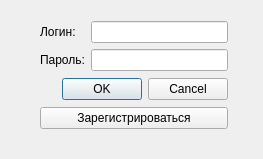
This is UI/login.ui in Klef99/yandexlyceum-pyqt as Qt 5 draws it before an edit. The edited form follows.
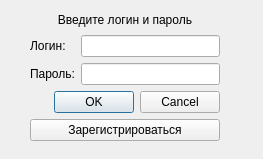
This is the edited form. Icons and pictures are not drawn.

```diff
--- a/UI/login.ui
+++ b/UI/login.ui
@@ -17,15 +17,27 @@
    <iconset>
     <normaloff>../../../Downloads/Books_icon-icons.com_76879.png</normaloff>../../../Downloads/Books_icon-icons.com_76879.png</iconset>
   </property>
-  <widget class="QWidget" name="layoutWidget">
+  <widget class="QWidget" name="">
    <property name="geometry">
     <rect>
-     <x>40</x>
-     <y>20</y>
-     <width>188</width>
-     <height>110</height>
+     <x>30</x>
+     <y>10</y>
+     <width>190</width>
+     <height>131</height>
     </rect>
    </property>
+   <layout class="QVBoxLayout" name="verticalLayout_4">
+    <item>
+     <widget class="QLabel" name="status">
+      <property name="text">
+       <string>Введите логин и пароль</string>
+      </property>
+      <property name="alignment">
+       <set>Qt::AlignCenter</set>
+      </property>
+     </widget>
+    </item>
+    <item>
    <layout class="QVBoxLayout" name="verticalLayout_3">
     <item>
      <layout class="QHBoxLayout" name="horizontalLayout">
@@ -53,7 +65,11 @@
          <widget class="QLineEdit" name="login_text"/>
         </item>
         <item>
-         <widget class="QLineEdit" name="pass_text"/>
+           <widget class="QLineEdit" name="pass_text">
+            <property name="echoMode">
+             <enum>QLineEdit::Password</enum>
+            </property>
+           </widget>
         </item>
        </layout>
       </item>
@@ -75,6 +91,8 @@
        <string>Зарегистрироваться</string>
       </property>
      </widget>
+      </item>
+     </layout>
     </item>
    </layout>
   </widget>
```
Lines whose indentation alone changed are shown as unchanged.
